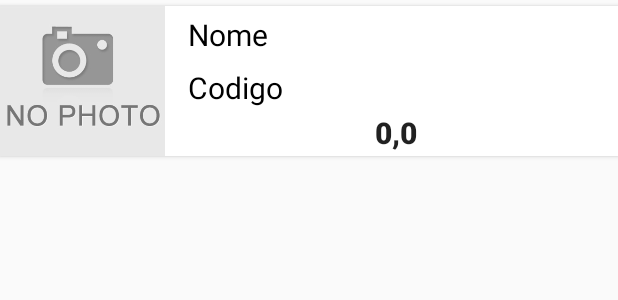
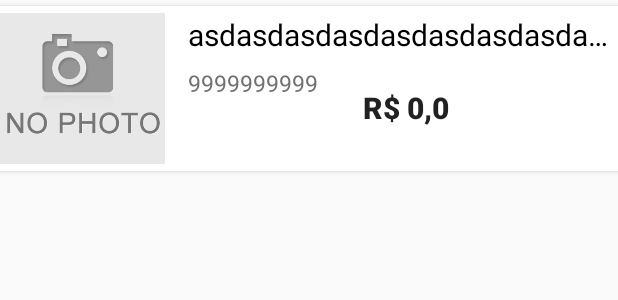
Before and after one commit to arthurbdiniz/Supermarket, an Android app: the layout product_item.xml on its own in the app's theme, with its tools: preview values and no code run, on a phone screen of 412 x 824 dp. Shown: the top 300 px of the screen. Run offline under Robolectric (Android 15) with nearby library versions, the phone set to English and light mode, and no system bars.

Commit message:
Refactor Interface

```diff
--- a/app/src/main/java/com/arthur/supermarket/TicketAdapter.java
+++ b/app/src/main/java/com/arthur/supermarket/TicketAdapter.java
@@ -66,10 +66,8 @@ public class TicketAdapter extends RecyclerView.Adapter implements View.OnClickL
 
         ticketViewHolder.name.setText(product.getName());
         ticketViewHolder.code.setText(product.getCode());
-        ticketViewHolder.price.setText(product.getPrice());
-
-
-        //ticketViewHolder.photo.setImageBitmap(Bitmap.createScaledBitmap(bitmap, 330, 330, false));
+        ticketViewHolder.price.setText(Double.toString(product.getPrice()));
+        ticketViewHolder.photo.setImageResource(product.getPhoto());
 
 
     }
--- a/app/src/main/res/layout/activity_main.xml
+++ b/app/src/main/res/layout/activity_main.xml
@@ -46,7 +46,7 @@
         android:layout_width="match_parent"
         android:layout_height="match_parent"
         android:clipToPadding="false"
-        android:paddingTop="65dp" />
+        android:paddingTop="60dp" />
 
 
 </FrameLayout>
--- a/app/src/main/res/layout/product_item.xml
+++ b/app/src/main/res/layout/product_item.xml
@@ -13,7 +13,7 @@
     <ImageView
         android:id="@+id/photo"
         android:layout_width="110dp"
-        android:layout_height="100dp"
+        android:layout_height="110dp"
         android:layout_marginTop="0dp"
         android:src="@drawable/ic_no_photo"
         android:adjustViewBounds="true"
@@ -23,8 +23,15 @@
         android:layout_width="match_parent"
         android:layout_height="100dp"
         android:layout_marginLeft="110dp"
-        android:orientation="vertical"
+        android:orientation="horizontal"
         android:background="#FFFFFF">
+
+        <LinearLayout
+            android:layout_width="match_parent"
+            android:layout_height="match_parent"
+            android:orientation="vertical">
+
+
 
             <TextView
                 android:id="@+id/name"
@@ -33,12 +40,17 @@
                 android:layout_alignParentTop="true"
                 android:layout_marginLeft="15dp"
                 android:layout_marginTop="5dp"
-            android:text="Nome"
+                android:text="asdasdasdasdasdasdasdasdasd"
                 android:ellipsize="end"
                 android:maxLines="1"
-            android:maxLength="35"
+                android:maxLength="50"
                 android:textColor="@android:color/black"
                 android:textSize="20dp" />
+
+            <LinearLayout
+                android:layout_width="match_parent"
+                android:layout_height="match_parent"
+                android:orientation="horizontal">
                 <TextView
                     android:id="@+id/code"
                     android:layout_width="wrap_content"
@@ -46,32 +58,42 @@
                     android:layout_alignParentTop="true"
                     android:layout_marginLeft="15dp"
                     android:layout_marginTop="5dp"
-            android:text="Codigo"
+                    android:text="9999999999"
                     android:ellipsize="end"
                     android:maxLines="1"
                     android:maxLength="35"
-            android:textColor="@android:color/black"
-            android:textSize="20dp" />
+                    android:textColor="#707070"
+                    android:textSize="15dp" />
 
-        <LinearLayout
+                <TextView
+
                     android:layout_width="wrap_content"
                     android:layout_height="wrap_content"
-            android:layout_marginLeft="140dp">
-
-
+                    android:layout_marginLeft="30dp"
+                    android:layout_gravity="center"
+                    android:text="R$ "
+                    android:textAppearance="?android:attr/textAppearanceButton"
+                    android:textSize="20dp"
+                    android:textStyle="bold" />
 
                 <TextView
                     android:id="@+id/price"
                     android:layout_width="wrap_content"
                     android:layout_height="wrap_content"
                     android:layout_marginLeft="0dp"
+                    android:layout_gravity="center"
                     android:text="0,0"
+                    android:inputType="number"
                     android:textAppearance="?android:attr/textAppearanceButton"
                     android:textSize="20dp"
                     android:textStyle="bold" />
 
             </LinearLayout>
 
+        </LinearLayout>
+
+
+
 
 
     </LinearLayout>
--- a/app/src/main/res/menu/navigation.xml
+++ b/app/src/main/res/menu/navigation.xml
@@ -5,7 +5,7 @@
     <item
         android:id="@+id/action_options"
         android:orderInCategory="100"
-        android:title="Options"
+        android:title="Limpar Carrinho"
         app:showAsAction="never" />
 
 
--- a/app/src/main/res/values/colors.xml
+++ b/app/src/main/res/values/colors.xml
@@ -1,6 +1,6 @@
 <?xml version="1.0" encoding="utf-8"?>
 <resources>
-    <color name="colorPrimary">#ffaa00</color>
+    <color name="colorPrimary">#f47442</color>
     <color name="colorPrimaryDark">#3a3a3a</color>
     <color name="colorAccent">#ffaa00</color>
 </resources>
```
Also changed, not shown: app/src/main/java/com/arthur/supermarket/MainActivity.java (+53 -10 lines), app/src/main/java/com/arthur/supermarket/Model/BD.java (added, +30 -0 lines), app/src/main/java/com/arthur/supermarket/Model/Product.java (+9 -4 lines), app/src/main/res/drawable/coca_cola.jpg (added), app/src/main/res/drawable/doritos.jpg (added), app/src/main/res/drawable/farinha_lactea.jpg (added), app/src/main/res/drawable/leite_itambe.jpg (added), app/src/main/res/drawable/nescau.jpg (added), 1 other file. Lines whose indentation alone changed are shown as unchanged.
